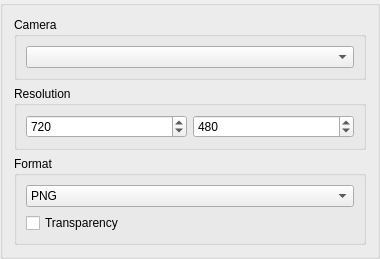
This is app/ui/exportimageoptions.ui in pencil2d/pencil as Qt 5 draws it before an edit. The edited form follows.
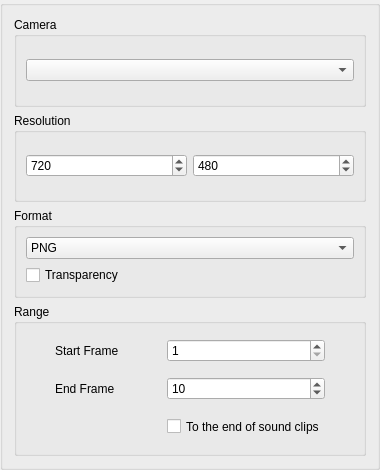
This is the edited form.

Commit message: Add range to export image sequence

Diff of the .ui file:
```diff
--- a/app/ui/exportimageoptions.ui
+++ b/app/ui/exportimageoptions.ui
@@ -7,7 +7,7 @@
     <x>0</x>
     <y>0</y>
     <width>380</width>
-    <height>259</height>
+    <height>470</height>
    </rect>
   </property>
   <property name="sizePolicy">
@@ -105,6 +105,131 @@
      </layout>
     </widget>
    </item>
+   <item>
+    <widget class="QGroupBox" name="frameRangeGroupBox">
+     <property name="title">
+      <string>Range</string>
+     </property>
+     <layout class="QGridLayout" name="gridLayout_2">
+      <property name="leftMargin">
+       <number>9</number>
+      </property>
+      <property name="topMargin">
+       <number>9</number>
+      </property>
+      <property name="rightMargin">
+       <number>9</number>
+      </property>
+      <property name="bottomMargin">
+       <number>9</number>
+      </property>
+      <property name="spacing">
+       <number>3</number>
+      </property>
+      <item row="0" column="2">
+       <widget class="QSpinBox" name="startSpinBox">
+        <property name="minimum">
+         <number>1</number>
+        </property>
+        <property name="maximum">
+         <number>99999</number>
+        </property>
+        <property name="value">
+         <number>1</number>
+        </property>
+       </widget>
+      </item>
+      <item row="1" column="1">
+       <widget class="QLabel" name="endLabel">
+        <property name="sizePolicy">
+         <sizepolicy hsizetype="Fixed" vsizetype="Fixed">
+          <horstretch>0</horstretch>
+          <verstretch>0</verstretch>
+         </sizepolicy>
+        </property>
+        <property name="minimumSize">
+         <size>
+          <width>80</width>
+          <height>35</height>
+         </size>
+        </property>
+        <property name="toolTip">
+         <string>The last frame you want to include in the exported movie</string>
+        </property>
+        <property name="text">
+         <string>End Frame</string>
+        </property>
+       </widget>
+      </item>
+      <item row="0" column="1">
+       <widget class="QLabel" name="startLabel">
+        <property name="sizePolicy">
+         <sizepolicy hsizetype="Fixed" vsizetype="Fixed">
+          <horstretch>0</horstretch>
+          <verstretch>0</verstretch>
+         </sizepolicy>
+        </property>
+        <property name="minimumSize">
+         <size>
+          <width>80</width>
+          <height>35</height>
+         </size>
+        </property>
+        <property name="toolTip">
+         <string>The first frame you want to include in the exported movie</string>
+        </property>
+        <property name="text">
+         <string>Start Frame</string>
+        </property>
+       </widget>
+      </item>
+      <item row="2" column="2">
+       <widget class="QCheckBox" name="frameCheckBox">
+        <property name="sizePolicy">
+         <sizepolicy hsizetype="Fixed" vsizetype="Fixed">
+          <horstretch>0</horstretch>
+          <verstretch>0</verstretch>
+         </sizepolicy>
+        </property>
+        <property name="minimumSize">
+         <size>
+          <width>50</width>
+          <height>35</height>
+         </size>
+        </property>
+        <property name="baseSize">
+         <size>
+          <width>0</width>
+          <height>0</height>
+         </size>
+        </property>
+        <property name="toolTip">
+         <string>&lt;html&gt;&lt;head/&gt;&lt;body&gt;&lt;p&gt;End frame is set to last paintable keyframe (Useful when you only want to export to the last animated frame)&lt;/p&gt;&lt;/body&gt;&lt;/html&gt;</string>
+        </property>
+        <property name="whatsThis">
+         <string/>
+        </property>
+        <property name="text">
+         <string>To the end of sound clips</string>
+        </property>
+       </widget>
+      </item>
+      <item row="1" column="2">
+       <widget class="QSpinBox" name="endSpinBox">
+        <property name="minimum">
+         <number>1</number>
+        </property>
+        <property name="maximum">
+         <number>999999</number>
+        </property>
+        <property name="value">
+         <number>10</number>
+        </property>
+       </widget>
+      </item>
+     </layout>
+    </widget>
+   </item>
   </layout>
  </widget>
  <resources/>
```
The commit also changes 3 other files.
